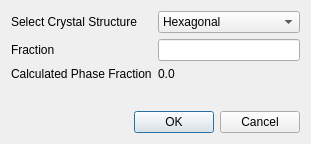
Above: Source/StatsGenerator/UI_Files/EditPhaseDialog.ui from BlueQuartzSoftware/DREAM3D before the change. Below: the same form after it.
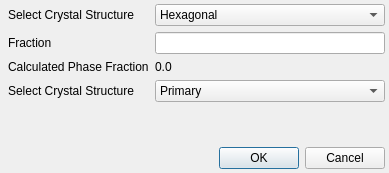
That is the form after the change.

Commit message: Adding in a 'Phase Type' to the EditPhaseDialog class which causes all sorts of API changes to the underlying codes. The PhaseType is now written to the HDF5 file and read back during the GrainGenerator module runs. There is also a PhaseType enumeration added to the Constants.h file

The edit to the form file:
```diff
--- a/Source/StatsGenerator/UI_Files/EditPhaseDialog.ui
+++ b/Source/StatsGenerator/UI_Files/EditPhaseDialog.ui
@@ -6,14 +6,26 @@
    <rect>
     <x>0</x>
     <y>0</y>
-    <width>311</width>
-    <height>144</height>
+    <width>389</width>
+    <height>173</height>
    </rect>
   </property>
   <property name="windowTitle">
    <string>Phase Properties</string>
   </property>
   <layout class="QVBoxLayout" name="verticalLayout">
+   <property name="leftMargin">
+    <number>8</number>
+   </property>
+   <property name="topMargin">
+    <number>4</number>
+   </property>
+   <property name="rightMargin">
+    <number>4</number>
+   </property>
+   <property name="bottomMargin">
+    <number>4</number>
+   </property>
    <item>
     <layout class="QFormLayout" name="formLayout">
      <item row="1" column="0">
@@ -61,6 +73,42 @@
        </property>
       </widget>
      </item>
+     <item row="3" column="0">
+      <widget class="QLabel" name="label_4">
+       <property name="text">
+        <string>Select Crystal Structure</string>
+       </property>
+      </widget>
+     </item>
+     <item row="3" column="1">
+      <widget class="QComboBox" name="phaseTypeCombo">
+       <item>
+        <property name="text">
+         <string>Primary</string>
+        </property>
+       </item>
+       <item>
+        <property name="text">
+         <string>Boundary Precipitate</string>
+        </property>
+       </item>
+       <item>
+        <property name="text">
+         <string>Bulk Precipitate</string>
+        </property>
+       </item>
+       <item>
+        <property name="text">
+         <string>Transformation</string>
+        </property>
+       </item>
+       <item>
+        <property name="text">
+         <string>Unknown Phase Type</string>
+        </property>
+       </item>
+      </widget>
+     </item>
     </layout>
    </item>
    <item>
```
The commit also changes 21 other files.
